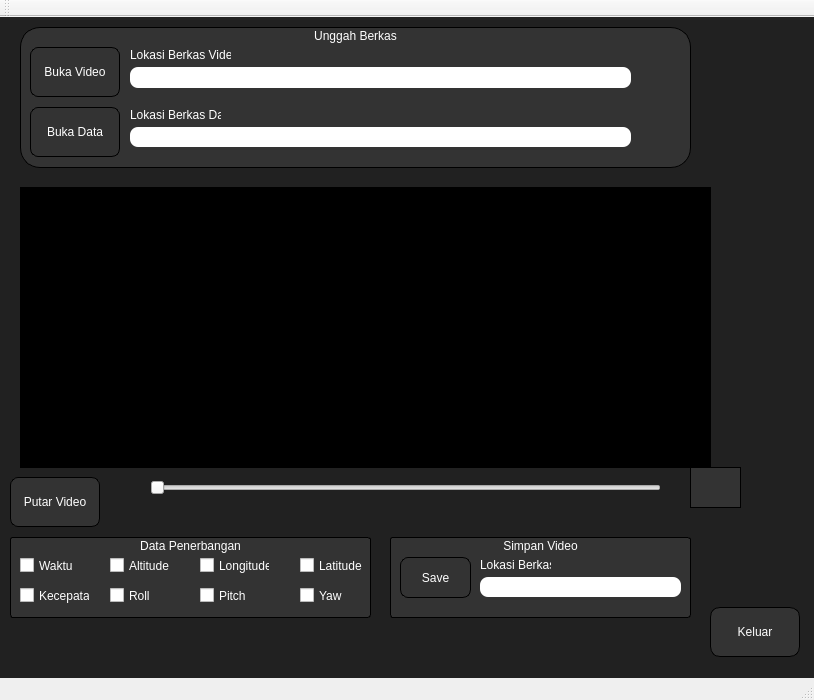
This is playwithlabel/mainwindow.ui in kodeepic/Belajar_Git as Qt 5 draws it before an edit. The edited form follows.
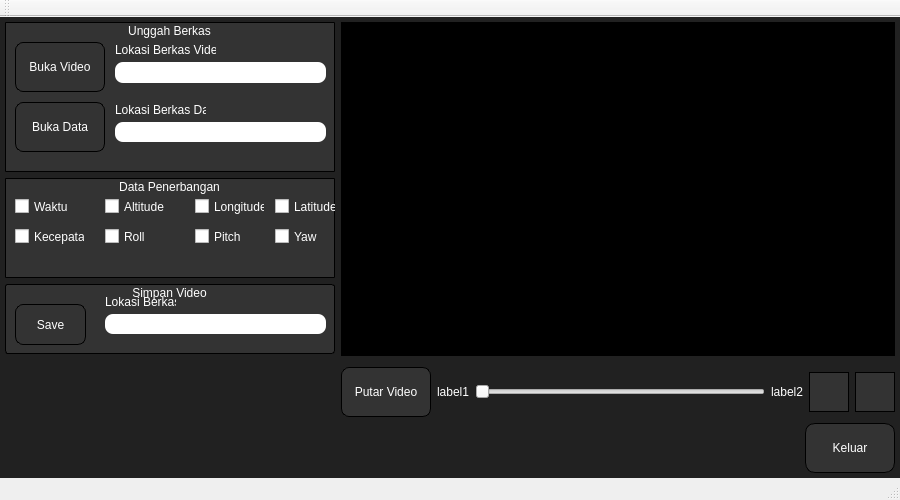
This is the edited form. Icons and pictures are not drawn.

Diff of the .ui file:
```diff
--- a/playwithlabel/mainwindow.ui
+++ b/playwithlabel/mainwindow.ui
@@ -6,8 +6,8 @@
    <rect>
     <x>0</x>
     <y>0</y>
-    <width>814</width>
-    <height>700</height>
+    <width>900</width>
+    <height>500</height>
    </rect>
   </property>
   <property name="sizePolicy">
@@ -18,8 +18,8 @@
   </property>
   <property name="minimumSize">
    <size>
-    <width>800</width>
-    <height>700</height>
+    <width>900</width>
+    <height>500</height>
    </size>
   </property>
   <property name="windowTitle">
@@ -30,35 +30,35 @@
 </string>
   </property>
   <widget class="QWidget" name="centralWidget">
-   <widget class="QLabel" name="label">
-    <property name="geometry">
-     <rect>
-      <x>20</x>
-      <y>170</y>
-      <width>691</width>
-      <height>281</height>
-     </rect>
+   <layout class="QHBoxLayout" name="horizontalLayout_7">
+    <property name="leftMargin">
+     <number>5</number>
     </property>
-    <property name="styleSheet">
-     <string notr="true">QLabel
-{
-background-color: #000000;
-
-}</string>
+    <property name="topMargin">
+     <number>5</number>
     </property>
-    <property name="text">
-     <string/>
+    <property name="rightMargin">
+     <number>5</number>
     </property>
-   </widget>
-   <widget class="QPushButton" name="pushButton_2">
-    <property name="geometry">
-     <rect>
-      <x>10</x>
-      <y>460</y>
-      <width>90</width>
-      <height>50</height>
-     </rect>
+    <property name="bottomMargin">
+     <number>5</number>
     </property>
+    <item>
+     <layout class="QVBoxLayout" name="verticalLayout_14">
+      <property name="leftMargin">
+       <number>0</number>
+      </property>
+      <property name="topMargin">
+       <number>0</number>
+      </property>
+      <property name="rightMargin">
+       <number>0</number>
+      </property>
+      <property name="bottomMargin">
+       <number>0</number>
+      </property>
+      <item>
+       <widget class="QWidget" name="horizontalWidget_5" native="true">
     <property name="sizePolicy">
      <sizepolicy hsizetype="Fixed" vsizetype="Fixed">
       <horstretch>0</horstretch>
@@ -67,42 +67,38 @@
     </property>
     <property name="minimumSize">
      <size>
-      <width>90</width>
-      <height>50</height>
-     </size>
-    </property>
-    <property name="styleSheet">
-     <string notr="true">QPushButton
-{
-color: white;
-background-color: #333333;
-border-width: 0px;
-border-radius: 8px;
-border: 1px solid;
-}</string>
-    </property>
-    <property name="text">
-     <string>Putar Video</string>
-    </property>
-    <property name="icon">
-     <iconset resource="icons.qrc">
-      <normaloff>:/icons/icon_control_paly.png</normaloff>:/icons/icon_control_paly.png</iconset>
-    </property>
-    <property name="iconSize">
-     <size>
-      <width>23</width>
-      <height>23</height>
-     </size>
-    </property>
-   </widget>
+          <width>330</width>
+          <height>150</height>
+         </size>
+        </property>
+        <layout class="QHBoxLayout" name="horizontalLayout_12">
+         <property name="leftMargin">
+          <number>0</number>
+         </property>
+         <property name="topMargin">
+          <number>0</number>
+         </property>
+         <property name="rightMargin">
+          <number>0</number>
+         </property>
+         <property name="bottomMargin">
+          <number>0</number>
+         </property>
+         <item>
+          <layout class="QHBoxLayout" name="horizontalLayout_14">
+           <item>
    <widget class="QGroupBox" name="groupBox">
-    <property name="geometry">
-     <rect>
-      <x>20</x>
-      <y>10</y>
-      <width>671</width>
-      <height>141</height>
-     </rect>
+             <property name="sizePolicy">
+              <sizepolicy hsizetype="Expanding" vsizetype="Expanding">
+               <horstretch>0</horstretch>
+               <verstretch>0</verstretch>
+              </sizepolicy>
+             </property>
+             <property name="minimumSize">
+              <size>
+               <width>50</width>
+               <height>40</height>
+              </size>
     </property>
     <property name="styleSheet">
      <string notr="true">QGroupBox
@@ -110,7 +106,7 @@
 color: white;
 background-color: #333333;
 border-width: 0px;
-border-radius: 20px;
+border-radius: 1px;
  border: 1px solid black;
 }</string>
     </property>
@@ -175,7 +171,7 @@
       </rect>
      </property>
      <property name="sizePolicy">
-      <sizepolicy hsizetype="Fixed" vsizetype="Fixed">
+               <sizepolicy hsizetype="Preferred" vsizetype="Preferred">
        <horstretch>0</horstretch>
        <verstretch>0</verstretch>
       </sizepolicy>
@@ -231,7 +227,7 @@
       <rect>
        <x>110</x>
        <y>40</y>
-       <width>501</width>
+                <width>211</width>
        <height>21</height>
       </rect>
      </property>
@@ -260,7 +256,7 @@
       <rect>
        <x>110</x>
        <y>100</y>
-       <width>501</width>
+                <width>211</width>
        <height>20</height>
       </rect>
      </property>
@@ -269,15 +265,14 @@
      </property>
     </widget>
    </widget>
-   <widget class="QPushButton" name="pushButton_4">
-    <property name="geometry">
-     <rect>
-      <x>710</x>
-      <y>590</y>
-      <width>90</width>
-      <height>50</height>
-     </rect>
-    </property>
+           </item>
+          </layout>
+         </item>
+        </layout>
+       </widget>
+      </item>
+      <item>
+       <widget class="QWidget" name="horizontalWidget_7" native="true">
     <property name="sizePolicy">
      <sizepolicy hsizetype="Fixed" vsizetype="Fixed">
       <horstretch>0</horstretch>
@@ -286,90 +281,38 @@
     </property>
     <property name="minimumSize">
      <size>
-      <width>90</width>
-      <height>50</height>
-     </size>
-    </property>
-    <property name="styleSheet">
-     <string notr="true">QPushButton
-{
-color: white;
-background-color: #333333;
-border-width: 0px;
-border-radius: 10px;
-border: 1px solid;
-}</string>
-    </property>
-    <property name="text">
-     <string>Keluar</string>
-    </property>
-    <property name="icon">
-     <iconset resource="icons.qrc">
-      <normaloff>:/icons/exit.png</normaloff>:/icons/exit.png</iconset>
-    </property>
-    <property name="iconSize">
-     <size>
-      <width>23</width>
-      <height>23</height>
-     </size>
-    </property>
-   </widget>
-   <widget class="QSlider" name="horizontalSlider">
-    <property name="geometry">
-     <rect>
-      <x>150</x>
-      <y>460</y>
-      <width>511</width>
-      <height>22</height>
-     </rect>
-    </property>
-    <property name="styleSheet">
-     <string notr="true"/>
-    </property>
-    <property name="orientation">
-     <enum>Qt::Horizontal</enum>
-    </property>
-   </widget>
-   <widget class="QLabel" name="label_4">
-    <property name="geometry">
-     <rect>
-      <x>110</x>
-      <y>460</y>
-      <width>41</width>
-      <height>16</height>
-     </rect>
-    </property>
-    <property name="styleSheet">
-     <string notr="true">color :white;</string>
-    </property>
-    <property name="text">
-     <string/>
-    </property>
-   </widget>
-   <widget class="QLabel" name="label_5">
-    <property name="geometry">
-     <rect>
-      <x>670</x>
-      <y>460</y>
-      <width>41</width>
-      <height>16</height>
-     </rect>
-    </property>
-    <property name="styleSheet">
-     <string notr="true">color :white;</string>
-    </property>
-    <property name="text">
-     <string/>
-    </property>
-   </widget>
+          <width>330</width>
+          <height>100</height>
+         </size>
+        </property>
+        <layout class="QHBoxLayout" name="horizontalLayout_15">
+         <property name="leftMargin">
+          <number>0</number>
+         </property>
+         <property name="topMargin">
+          <number>0</number>
+         </property>
+         <property name="rightMargin">
+          <number>0</number>
+         </property>
+         <property name="bottomMargin">
+          <number>0</number>
+         </property>
+         <item>
+          <layout class="QHBoxLayout" name="horizontalLayout_16">
+           <item>
    <widget class="QGroupBox" name="groupBox_2">
-    <property name="geometry">
-     <rect>
-      <x>10</x>
-      <y>520</y>
-      <width>361</width>
-      <height>81</height>
-     </rect>
+             <property name="sizePolicy">
+              <sizepolicy hsizetype="Expanding" vsizetype="Expanding">
+               <horstretch>0</horstretch>
+               <verstretch>0</verstretch>
+              </sizepolicy>
+             </property>
+             <property name="minimumSize">
+              <size>
+               <width>40</width>
+               <height>40</height>
+              </size>
     </property>
     <property name="styleSheet">
      <string notr="true">QGroupBox
@@ -377,7 +320,7 @@
 color: white;
 background-color: #333333;
 border-width: 0px;
-border-radius: 3px;
+border-radius: 1px;
  border: 1px solid black;
 }
 </string>
@@ -455,7 +398,7 @@
     <widget class="QCheckBox" name="checkBox_5">
      <property name="geometry">
       <rect>
-       <x>290</x>
+                <x>270</x>
        <y>20</y>
        <width>70</width>
        <height>17</height>
@@ -503,7 +446,7 @@
     <widget class="QCheckBox" name="checkBox_8">
      <property name="geometry">
       <rect>
-       <x>290</x>
+                <x>270</x>
        <y>50</y>
        <width>70</width>
        <height>17</height>
@@ -517,14 +460,54 @@
      </property>
     </widget>
    </widget>
+           </item>
+          </layout>
+         </item>
+        </layout>
+       </widget>
+      </item>
+      <item>
+       <widget class="QWidget" name="horizontalWidget_3" native="true">
+        <property name="sizePolicy">
+         <sizepolicy hsizetype="Fixed" vsizetype="Fixed">
+          <horstretch>0</horstretch>
+          <verstretch>0</verstretch>
+         </sizepolicy>
+        </property>
+        <property name="minimumSize">
+         <size>
+          <width>330</width>
+          <height>70</height>
+         </size>
+        </property>
+        <layout class="QHBoxLayout" name="horizontalLayout_10">
+         <property name="leftMargin">
+          <number>0</number>
+         </property>
+         <property name="topMargin">
+          <number>0</number>
+         </property>
+         <property name="rightMargin">
+          <number>0</number>
+         </property>
+         <property name="bottomMargin">
+          <number>0</number>
+         </property>
+         <item>
+          <layout class="QHBoxLayout" name="horizontalLayout_13">
+           <item>
    <widget class="QGroupBox" name="groupBox_3">
-    <property name="geometry">
-     <rect>
-      <x>390</x>
-      <y>520</y>
-      <width>301</width>
-      <height>81</height>
-     </rect>
+             <property name="sizePolicy">
+              <sizepolicy hsizetype="Expanding" vsizetype="Preferred">
+               <horstretch>0</horstretch>
+               <verstretch>0</verstretch>
+              </sizepolicy>
+             </property>
+             <property name="minimumSize">
+              <size>
+               <width>100</width>
+               <height>70</height>
+              </size>
     </property>
     <property name="styleSheet">
      <string notr="true">QGroupBox
@@ -591,9 +574,9 @@
     <widget class="QLineEdit" name="lineEdit_3">
      <property name="geometry">
       <rect>
-       <x>90</x>
-       <y>40</y>
-       <width>201</width>
+                <x>100</x>
+                <y>30</y>
+                <width>221</width>
        <height>20</height>
       </rect>
      </property>
@@ -604,8 +587,8 @@
     <widget class="QLabel" name="label_6">
      <property name="geometry">
       <rect>
-       <x>90</x>
-       <y>20</y>
+                <x>100</x>
+                <y>10</y>
        <width>71</width>
        <height>16</height>
       </rect>
@@ -618,14 +601,174 @@
      </property>
     </widget>
    </widget>
+           </item>
+          </layout>
+         </item>
+        </layout>
+       </widget>
+      </item>
+      <item>
+       <spacer name="verticalSpacer_2">
+        <property name="orientation">
+         <enum>Qt::Vertical</enum>
+        </property>
+        <property name="sizeHint" stdset="0">
+         <size>
+          <width>20</width>
+          <height>40</height>
+         </size>
+        </property>
+       </spacer>
+      </item>
+     </layout>
+    </item>
+    <item>
+     <layout class="QVBoxLayout" name="verticalLayout_15">
+      <property name="leftMargin">
+       <number>0</number>
+      </property>
+      <property name="topMargin">
+       <number>0</number>
+      </property>
+      <property name="rightMargin">
+       <number>0</number>
+      </property>
+      <property name="bottomMargin">
+       <number>0</number>
+      </property>
+      <item>
+       <layout class="QVBoxLayout" name="verticalLayout_17">
+        <item>
+         <widget class="QLabel" name="label">
+          <property name="sizePolicy">
+           <sizepolicy hsizetype="Preferred" vsizetype="Expanding">
+            <horstretch>0</horstretch>
+            <verstretch>0</verstretch>
+           </sizepolicy>
+          </property>
+          <property name="minimumSize">
+           <size>
+            <width>200</width>
+            <height>300</height>
+           </size>
+          </property>
+          <property name="layoutDirection">
+           <enum>Qt::LeftToRight</enum>
+          </property>
+          <property name="styleSheet">
+           <string notr="true">QLabel
+{
+background-color: #000000;
+
+}</string>
+          </property>
+          <property name="text">
+           <string/>
+          </property>
+         </widget>
+        </item>
+       </layout>
+      </item>
+      <item>
+       <spacer name="verticalSpacer">
+        <property name="orientation">
+         <enum>Qt::Vertical</enum>
+        </property>
+        <property name="sizeType">
+         <enum>QSizePolicy::Fixed</enum>
+        </property>
+        <property name="sizeHint" stdset="0">
+         <size>
+          <width>20</width>
+          <height>5</height>
+         </size>
+        </property>
+       </spacer>
+      </item>
+      <item>
+       <layout class="QHBoxLayout" name="horizontalLayout_8">
+        <item>
+         <widget class="QPushButton" name="pushButton_2">
+          <property name="sizePolicy">
+           <sizepolicy hsizetype="Fixed" vsizetype="Fixed">
+            <horstretch>0</horstretch>
+            <verstretch>0</verstretch>
+           </sizepolicy>
+          </property>
+          <property name="minimumSize">
+           <size>
+            <width>90</width>
+            <height>50</height>
+           </size>
+          </property>
+          <property name="styleSheet">
+           <string notr="true">QPushButton
+{
+color: white;
+background-color: #333333;
+border-width: 0px;
+border-radius: 8px;
+border: 1px solid;
+}</string>
+          </property>
+          <property name="text">
+           <string>Putar Video</string>
+          </property>
+          <property name="icon">
+           <iconset>
+            <normaloff>:/icons/icon_control_paly.png</normaloff>:/icons/icon_control_paly.png</iconset>
+          </property>
+          <property name="iconSize">
+           <size>
+            <width>23</width>
+            <height>23</height>
+           </size>
+          </property>
+         </widget>
+        </item>
+        <item>
+         <widget class="QLabel" name="label_4">
+          <property name="styleSheet">
+           <string notr="true">color :white;</string>
+          </property>
+          <property name="text">
+           <string>label1</string>
+          </property>
+         </widget>
+        </item>
+        <item>
+         <widget class="QSlider" name="horizontalSlider">
+          <property name="styleSheet">
+           <string notr="true"/>
+          </property>
+          <property name="orientation">
+           <enum>Qt::Horizontal</enum>
+          </property>
+         </widget>
+        </item>
+        <item>
+         <widget class="QLabel" name="label_5">
+          <property name="styleSheet">
+           <string notr="true">color :white;</string>
+          </property>
+          <property name="text">
+           <string>label2</string>
+          </property>
+         </widget>
+        </item>
+        <item>
    <widget class="QPushButton" name="pushButton_6">
-    <property name="geometry">
-     <rect>
-      <x>690</x>
-      <y>450</y>
-      <width>51</width>
-      <height>41</height>
-     </rect>
+          <property name="sizePolicy">
+           <sizepolicy hsizetype="Fixed" vsizetype="Fixed">
+            <horstretch>0</horstretch>
+            <verstretch>0</verstretch>
+           </sizepolicy>
+          </property>
+          <property name="minimumSize">
+           <size>
+            <width>40</width>
+            <height>40</height>
+           </size>
     </property>
     <property name="styleSheet">
      <string notr="true">QPushButton
@@ -651,6 +794,119 @@
      </size>
     </property>
    </widget>
+        </item>
+        <item>
+         <widget class="QPushButton" name="pushButton_7">
+          <property name="sizePolicy">
+           <sizepolicy hsizetype="Fixed" vsizetype="Fixed">
+            <horstretch>0</horstretch>
+            <verstretch>0</verstretch>
+           </sizepolicy>
+          </property>
+          <property name="minimumSize">
+           <size>
+            <width>40</width>
+            <height>40</height>
+           </size>
+          </property>
+          <property name="styleSheet">
+           <string notr="true">QPushButton
+{
+color: white;
+background-color: #333333;
+border-width: 0px;;
+border: 1px solid;
+}
+QToolTip { color: #fff; background-color: #000; border: none; }</string>
+          </property>
+          <property name="text">
+           <string/>
+          </property>
+          <property name="icon">
+           <iconset>
+            <normaloff>:/icons/exit-fullscreen-512.png</normaloff>:/icons/exit-fullscreen-512.png</iconset>
+          </property>
+          <property name="iconSize">
+           <size>
+            <width>46</width>
+            <height>46</height>
+           </size>
+          </property>
+         </widget>
+        </item>
+       </layout>
+      </item>
+      <item>
+       <layout class="QHBoxLayout" name="horizontalLayout_11">
+        <property name="leftMargin">
+         <number>0</number>
+        </property>
+        <property name="topMargin">
+         <number>0</number>
+        </property>
+        <property name="rightMargin">
+         <number>0</number>
+        </property>
+        <property name="bottomMargin">
+         <number>0</number>
+        </property>
+        <item>
+         <spacer name="horizontalSpacer_2">
+          <property name="orientation">
+           <enum>Qt::Horizontal</enum>
+          </property>
+          <property name="sizeHint" stdset="0">
+           <size>
+            <width>40</width>
+            <height>20</height>
+           </size>
+          </property>
+         </spacer>
+        </item>
+        <item>
+         <widget class="QPushButton" name="pushButton_4">
+          <property name="sizePolicy">
+           <sizepolicy hsizetype="Fixed" vsizetype="Fixed">
+            <horstretch>0</horstretch>
+            <verstretch>0</verstretch>
+           </sizepolicy>
+          </property>
+          <property name="minimumSize">
+           <size>
+            <width>90</width>
+            <height>50</height>
+           </size>
+          </property>
+          <property name="styleSheet">
+           <string notr="true">QPushButton
+{
+color: white;
+background-color: #333333;
+border-width: 0px;
+border-radius: 10px;
+border: 1px solid;
+}</string>
+          </property>
+          <property name="text">
+           <string>Keluar</string>
+          </property>
+          <property name="icon">
+           <iconset>
+            <normaloff>:/icons/exit.png</normaloff>:/icons/exit.png</iconset>
+          </property>
+          <property name="iconSize">
+           <size>
+            <width>23</width>
+            <height>23</height>
+           </size>
+          </property>
+         </widget>
+        </item>
+       </layout>
+      </item>
+     </layout>
+    </item>
+   </layout>
   </widget>
   <widget class="QMenuBar" name="menuBar">
    <property name="geometry">
```
Left out of the diff: 14 changed lines with no effect on the pictures. Lines whose indentation alone changed are shown as unchanged.
